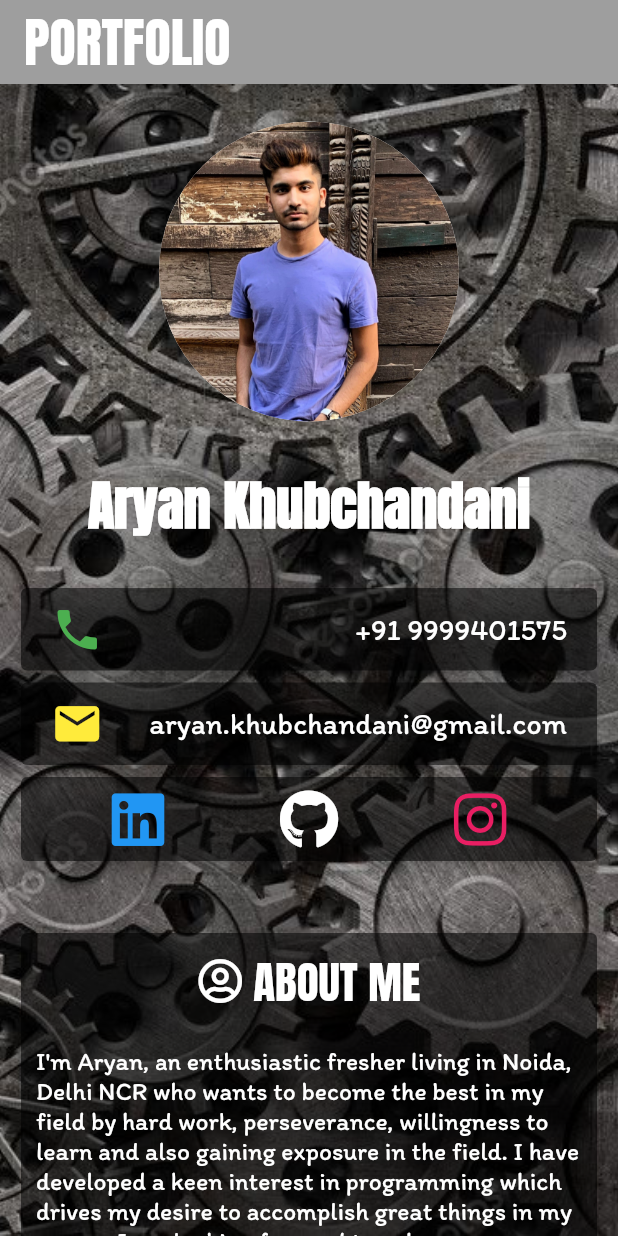
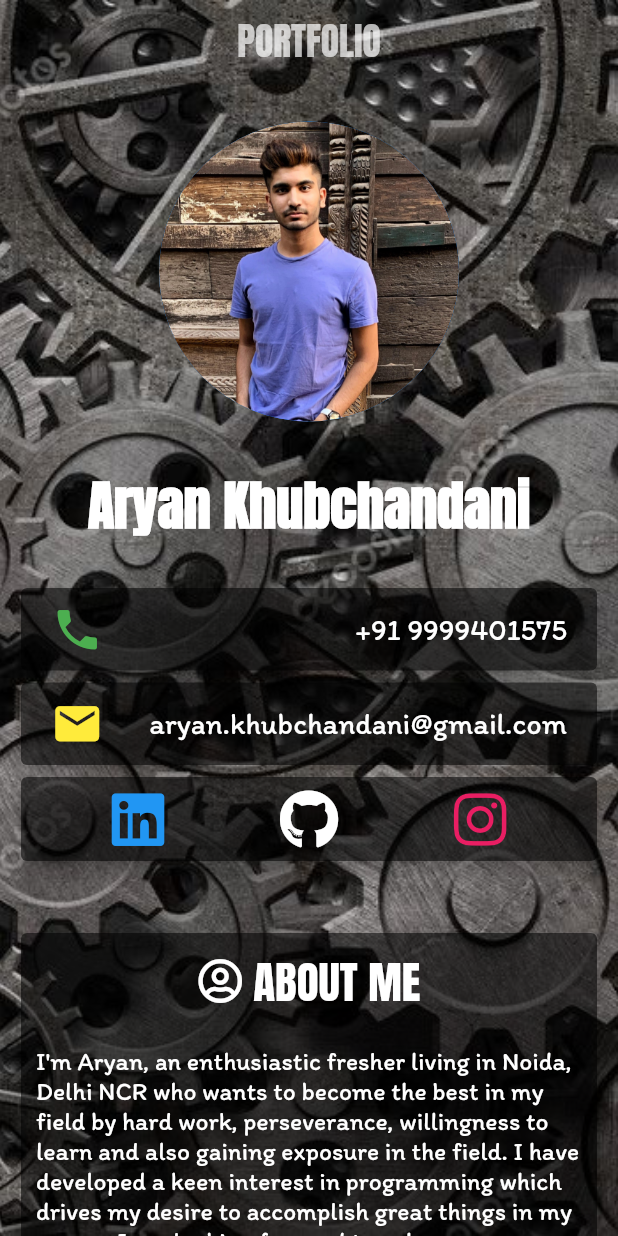
Before and after one commit to AryanKhubchandani/portfolio, a Flutter app: the screen it shows after launch, on a phone screen of 412 x 824 dp. Run offline on Flutter 3.47's test engine with Material 2 defaults, Android fonts, the phone set to English and light mode, and no system bars; our stand-ins replace font_awesome_flutter.

Commit message:
add fullscreen bg

```diff
--- a/lib/main.dart
+++ b/lib/main.dart
@@ -14,22 +14,12 @@ class MyApp extends StatelessWidget {
     return MaterialApp(
       title: 'Portfolio',
       theme: ThemeData(
-        primarySwatch: Colors.grey,
         fontFamily: 'Itim',
       ),
       home: Scaffold(
-        appBar: AppBar(
-          title: Text(
-            'PORTFOLIO',
-            textAlign: TextAlign.center,
-            style: TextStyle(
-              color: Colors.white,
-              fontSize: 36,
-              fontFamily: 'Anton',
-            ),
-          ),
-        ),
-        body: Container(
+          body: Stack(
+        children: <Widget>[
+          Container(
             constraints: BoxConstraints.expand(),
             decoration: BoxDecoration(
               image: DecorationImage(
@@ -40,7 +30,8 @@ class MyApp extends StatelessWidget {
             ),
             child: BodyLayout(),
           ),
-      ),
+        ],
+      )),
     );
   }
 }
@@ -55,16 +46,17 @@ class BodyLayout extends StatelessWidget {
 Widget home(BuildContext context) {
   return ListView(
     children: <Widget>[
-      // ListTile(
-      //   title: Text(
-      //     'Hey There!',
-      //     style: TextStyle(
-      //       color: Colors.white,
-      //       fontSize: 25,
-      //       fontFamily: 'Anton',
-      //     ),
-      //   ),
-      // ),
+      ListTile(
+        title: Text(
+          'PORTFOLIO',
+          textAlign: TextAlign.center,
+          style: TextStyle(
+            color: Colors.white70,
+            fontSize: 25,
+            fontFamily: 'Anton',
+          ),
+        ),
+      ),
       Padding(
         padding: const EdgeInsets.all(25.0),
         child: CircleAvatar(
```
Lines whose indentation alone changed are shown as unchanged.
